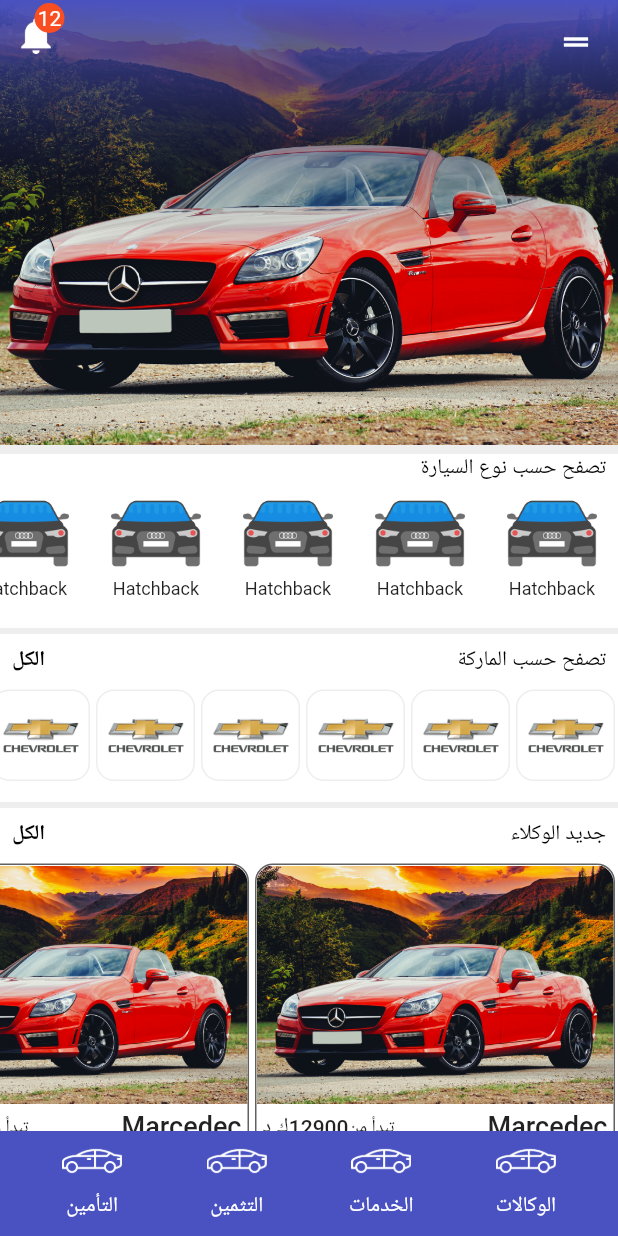
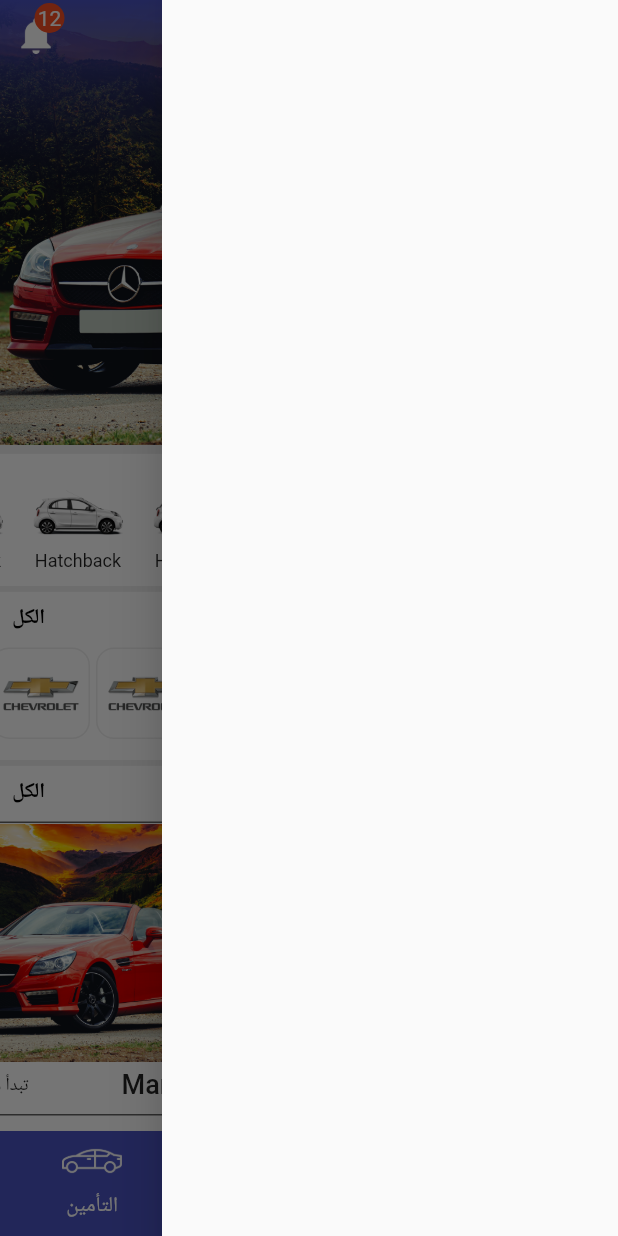
Before and after one commit to mohamedhaloka/car_agency_app, a Flutter app: the screen it shows after launch, after a tap on the "drag handle" icon, on a phone screen of 412 x 824 dp. Run offline on Flutter 3.47's test engine with Material 2 defaults, Android fonts, the phone set to English and light mode, and no system bars.

Commit message:
add open drawer in appbar and edit container border radius in type_of_car.dart and cars_video.dart

```diff
--- a/lib/views/home/agents_news.dart
+++ b/lib/views/home/agents_news.dart
@@ -23,7 +23,7 @@ class AgentsNews extends StatelessWidget {
                 return Container(
                   width: 240,
                   decoration: BoxDecoration(
-                      borderRadius: BorderRadius.circular(12),
+                      borderRadius: BorderRadius.circular(8),
                       border: Border.all(width: 1, color: Colors.grey[700])),
                   margin: EdgeInsets.all(2),
                   child: RaisedButton(
@@ -45,8 +45,8 @@ class AgentsNews extends StatelessWidget {
                                   image:
                                       ExactAssetImage('assets/images/car.jpg')),
                               borderRadius: BorderRadius.only(
-                                  topLeft: Radius.circular(12),
-                                  topRight: Radius.circular(12))),
+                                  topLeft: Radius.circular(8),
+                                  topRight: Radius.circular(8))),
                         ),
                         Padding(
                           padding: const EdgeInsets.only(left:4.0,right:4.0,top: 4.0),
@@ -72,7 +72,7 @@ class AgentsNews extends StatelessWidget {
                   ),
                 );
               },
-              itemCount: 14,
+              itemCount: 7,
               scrollDirection: Axis.horizontal,
             ),
           ),
--- a/lib/views/home/cars_video.dart
+++ b/lib/views/home/cars_video.dart
@@ -36,7 +36,7 @@ class CarsVideo extends StatelessWidget {
                     onPressed: () {},
                     color: Colors.transparent,
                     shape: RoundedRectangleBorder(
-                      borderRadius: BorderRadius.circular(12),
+                      borderRadius: BorderRadius.circular(8),
                     ),
                     child: Column(
                       children: [
@@ -48,8 +48,8 @@ class CarsVideo extends StatelessWidget {
                                   image:
                                       ExactAssetImage('assets/images/car.jpg')),
                               borderRadius: BorderRadius.only(
-                                  topLeft: Radius.circular(12),
-                                  topRight: Radius.circular(12))),
+                                  topLeft: Radius.circular(8),
+                                  topRight: Radius.circular(8))),
                         ),
                         Padding(
                           padding: const EdgeInsets.only(
@@ -81,7 +81,7 @@ class CarsVideo extends StatelessWidget {
                   ),
                 );
               },
-              itemCount: 14,
+              itemCount: 7,
               scrollDirection: Axis.horizontal,
             ),
           ),
--- a/lib/views/home/home_app_bar.dart
+++ b/lib/views/home/home_app_bar.dart
@@ -1,12 +1,12 @@
 import 'package:flutter/material.dart';
 
-homeAppBar(context, GlobalKey<ScaffoldState> _drawerKey) {
+homeAppBar(context) {
   return AppBar(
     backgroundColor: Colors.transparent,
     leading: IconButton(
       icon: Icon(Icons.drag_handle),
       onPressed: () {
-        _drawerKey.currentState.openDrawer();
+        Scaffold.of(context)..openDrawer();
       },
       color: Colors.white,
     ),
--- a/lib/views/home/home_header.dart
+++ b/lib/views/home/home_header.dart
@@ -3,8 +3,8 @@ import 'package:car_agency_app/views/home/home_app_bar.dart';
 import 'package:flutter/material.dart';
 
 class HomeHeader extends StatelessWidget {
-  HomeHeader(_drawerKey);
-  GlobalKey<ScaffoldState> _drawerKey;
+  // HomeHeader(_drawerKey);
+  // GlobalKey<ScaffoldState> _drawerKey;
   @override
   Widget build(BuildContext context) {
     return Container(
@@ -32,7 +32,7 @@ class HomeHeader extends StatelessWidget {
             ),
           ),
           //appBar
-          homeAppBar(context,_drawerKey)
+          homeAppBar(context)
         ],
       ),
     );
--- a/lib/views/home/type_of_car.dart
+++ b/lib/views/home/type_of_car.dart
@@ -20,14 +20,12 @@ class TypeOfCar extends StatelessWidget {
           ),
           Container(
             width: customWidth(context, 1),
-            height: 85,
-            margin: EdgeInsets.only(bottom: 8.0),
+            height: 65,
             child: ListView.builder(
               itemBuilder: (context, index) {
                 return Container(
                   width: 80,
                   height: 50,
-                  margin: EdgeInsets.all(4),
                   child: RaisedButton(
                     elevation: 0.0,
                     padding: EdgeInsets.all(0),
@@ -35,6 +33,7 @@ class TypeOfCar extends StatelessWidget {
                     onPressed: () {},
                     color: Colors.transparent,
                     child: Column(
+                      mainAxisAlignment: MainAxisAlignment.spaceAround,
                       children: [
                         Image.asset(
                           'assets/images/car-body.png',
@@ -42,6 +41,7 @@ class TypeOfCar extends StatelessWidget {
                         ),
                         Text(
                           "Hatchback",
+                          textAlign: TextAlign.center,
                           style: TextStyle(
                               fontWeight: FontWeight.w400, fontSize: 12),
                         )
--- a/lib/views/home/view.dart
+++ b/lib/views/home/view.dart
@@ -8,12 +8,13 @@ import 'package:car_agency_app/views/home/type_of_car.dart';
 import 'package:flutter/material.dart';
 
 class HomeView extends StatelessWidget {
-  GlobalKey<ScaffoldState> _drawerKey = GlobalKey<ScaffoldState>();
+  // GlobalKey<ScaffoldState> _drawerKey = GlobalKey<ScaffoldState>();
 
   @override
   Widget build(BuildContext context) {
     return Scaffold(
-      key: _drawerKey,
+      // key: _drawerKey,
+      drawer: new Drawer(),
       backgroundColor: Colors.grey[200],
       bottomNavigationBar: Container(
         width: customWidth(context, 1),
@@ -27,7 +28,7 @@ class HomeView extends StatelessWidget {
       body: SingleChildScrollView(
         child: Column(
           children: [
-            HomeHeader(_drawerKey),
+            HomeHeader(),
             TypeOfCar(),
             BrandOfCar(),
             AgentsNews(),
```
Also changed, not shown: assets/images/car-body.png.
